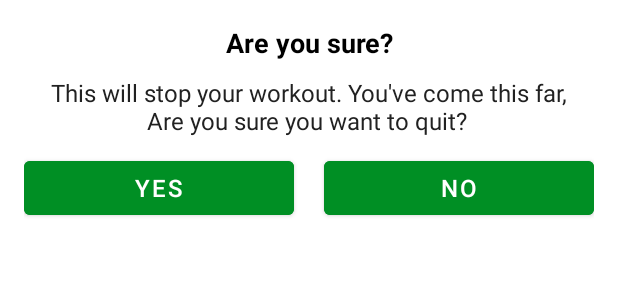
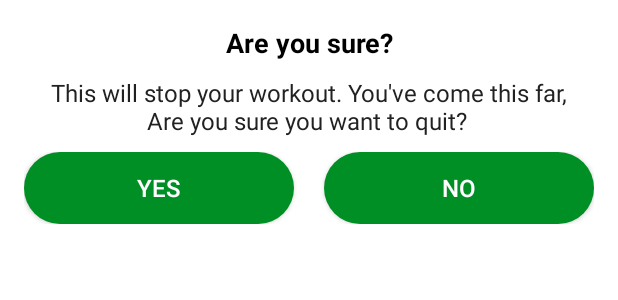
Before and after one commit to acmjec/Hacktoberfest_2023-Android_7_Min_Workout, an Android app: the layout dialog_custom_back_confirmation.xml on its own in the app's theme, with its tools: preview values and no code run, on a phone screen of 412 x 824 dp. Shown: the top 300 px of the screen. Run offline under Robolectric (Android 15) with nearby library versions, the phone set to English and light mode, and no system bars.

Commit message:
UI Improvements

```diff
--- /dev/null
+++ b/app/src/main/res/drawable/dialog_btn_drawable.xml
@@ -0,0 +1,8 @@
+<?xml version="1.0" encoding="utf-8"?>
+<shape xmlns:android="http://schemas.android.com/apk/res/android"
+    android:shape="rectangle"
+    >
+    <solid android:color="@color/colorAccent"/>
+    <corners android:radius="25dp"/>
+
+</shape>
--- a/app/src/main/res/layout/dialog_custom_back_confirmation.xml
+++ b/app/src/main/res/layout/dialog_custom_back_confirmation.xml
@@ -36,25 +36,25 @@
         android:layout_marginTop="10dp"
         >
 <!-- no use of width as we are using weight which will auto adjust width-->
-        <Button
+        <androidx.appcompat.widget.AppCompatButton
             android:id="@+id/tvYes"
             android:layout_width="0dp"
             android:layout_height="48dp"
             android:layout_marginEnd="10dp"
+            android:background="@drawable/dialog_btn_drawable"
             android:layout_weight="1"
-            android:backgroundTint="@color/colorAccent"
             android:gravity="center"
             android:text="YES"
             android:textColor="#FFFFFF"
             android:textSize="16sp" />
 
-        <Button
+        <androidx.appcompat.widget.AppCompatButton
             android:id="@+id/tvNo"
             android:layout_width="0dp"
             android:layout_height="48dp"
             android:layout_marginStart="10dp"
             android:layout_weight="1"
-            android:backgroundTint="@color/colorAccent"
+            android:background="@drawable/dialog_btn_drawable"
             android:gravity="center"
             android:text="NO"
             android:textColor="#FFFFFF"
```
